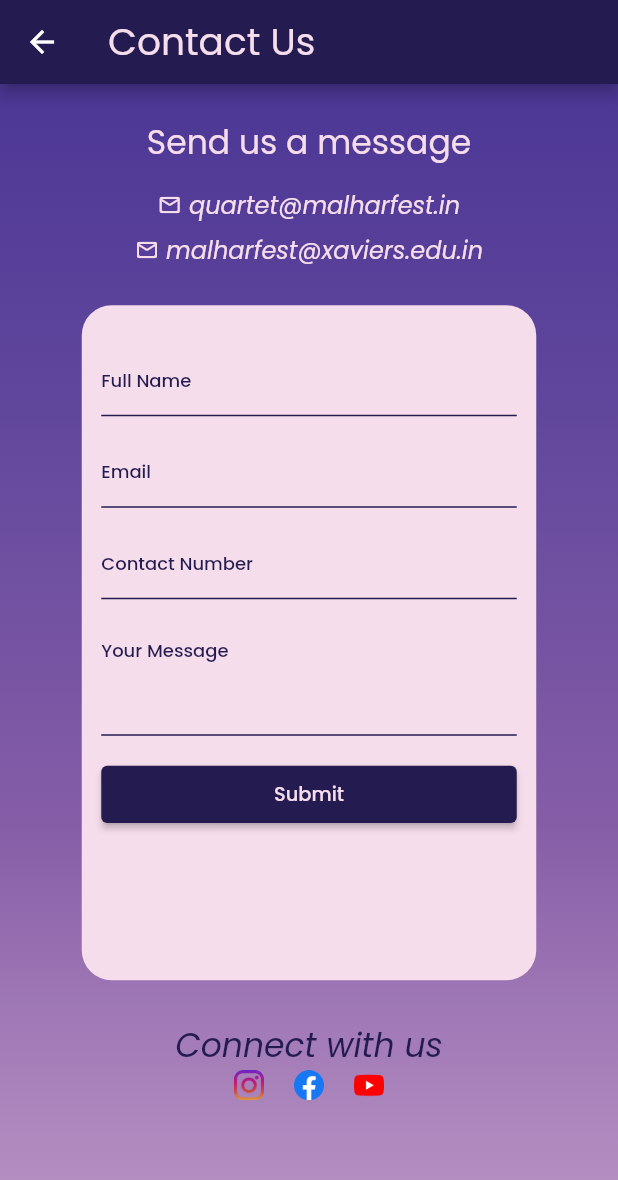
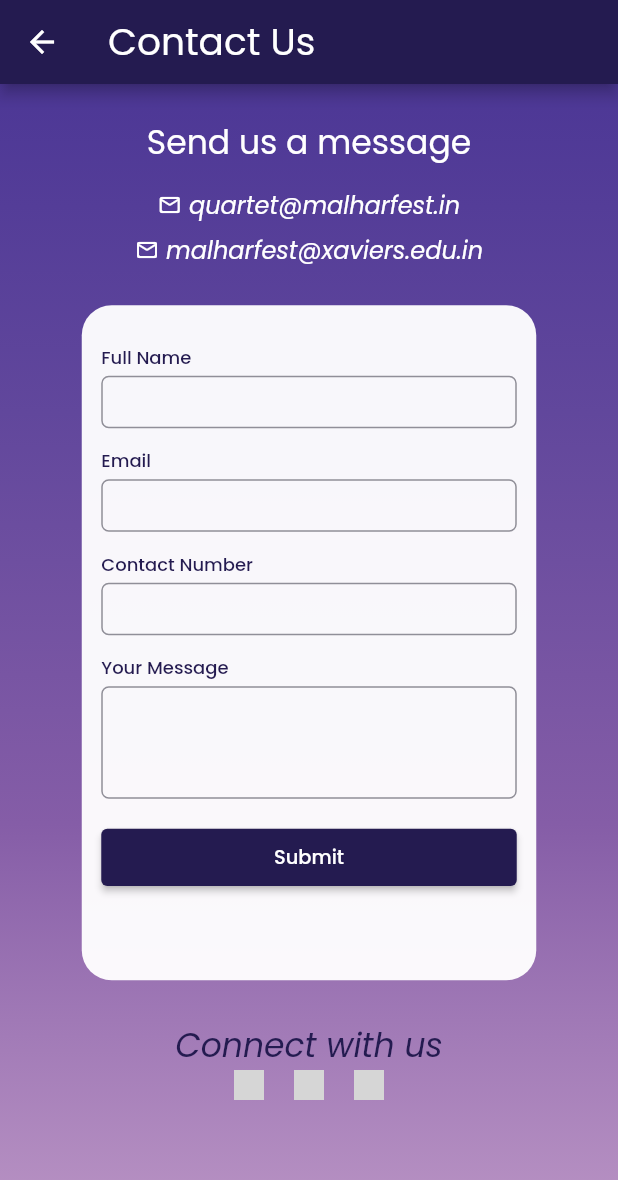
Before and after one commit to Aditi-Negii/malhar-app2023, a Flutter app: the Contact screen opened directly, on a phone screen of 412 x 824 dp. Shown: the top 1180 px of the screen. Run offline on Flutter 3.47's test engine with Material 2 defaults, Android fonts, the phone set to English and light mode, and no system bars; drawn by our look-alikes of flutter_advanced_drawer; our stand-ins replace email_validator, get, google_fonts; missing offline and left inert: flutter_inappwebview, gsheets; grey boxes are pictures that could not be loaded.

Commit message:
Updated Contact page UI

```diff
--- a/lib/pages/contact.dart
+++ b/lib/pages/contact.dart
@@ -6,7 +6,6 @@
 import 'package:malhar_2023/components/drawer_wrapper.dart';
 import '../credentials/credentials.dart';
 import 'package:google_fonts/google_fonts.dart';
-import 'package:font_awesome_flutter/font_awesome_flutter.dart';
 
 
 
@@ -53,7 +52,7 @@
                 textStyle : const TextStyle(
                             fontSize: 25.0,
                             fontWeight : FontWeight.w400,
-                            color: Color.fromRGBO(246, 221, 235, 1),
+                            color: Color.fromRGBO(255, 255, 255, 1),
 
 
                ) )),
@@ -95,7 +94,7 @@
                       style: GoogleFonts.poppins(
                         fontSize: 22.0,
                         fontWeight : FontWeight.w400,
-                        color: const Color.fromRGBO(246, 221, 235, 1),
+                        color: const Color.fromARGB(255, 255, 255, 255),
                       ),
                 ),
                 ]),
@@ -110,14 +109,14 @@
                   children: [
                     const Icon(Icons.mail_outline_rounded,
                     size: 16,
-                    color:  Color.fromRGBO(246, 221, 235, 1),),
+                    color:  Color.fromARGB(255, 255, 255, 255),),
 
                     Text(" quartet@malharfest.in",
                       style: GoogleFonts.poppins(
                         fontSize: 16.0,
                         fontWeight : FontWeight.w300,
                         fontStyle: FontStyle.italic,
-                        color: const Color.fromRGBO(246, 221, 235, 1),
+                        color: const Color.fromARGB(255, 255, 255, 255),
                       ),
                 ),
                   ],
@@ -131,14 +130,14 @@
                   children: [
                     const Icon(Icons.mail_outline_rounded,
                     size: 16,
-                    color:  Color.fromRGBO(246, 221, 235, 1),),
+                    color:  Color.fromARGB(255, 255, 255, 255),),
 
                     Text(" malharfest@xaviers.edu.in",
                       style: GoogleFonts.poppins(
                         fontSize: 16.0,
                         fontWeight : FontWeight.w300,
                         fontStyle: FontStyle.italic,
-                        color: const Color.fromRGBO(246, 221, 235, 1),
+                        color: const Color.fromARGB(255, 255, 255, 255),
                       ),
                 ),
                   ],
@@ -156,7 +155,7 @@
                       height: 450,
                       width: 303,
                       decoration: const BoxDecoration(
-                        color: Color.fromRGBO(246, 221, 235, 1),
+                        color: Color.fromARGB(244, 255, 255, 255),
                         borderRadius: BorderRadius.all(Radius.circular(20))
                       ),
                       child: Form(
@@ -164,32 +163,42 @@
                       child : Padding(
                         padding: const EdgeInsets.all(13),
                         child : Column(
+                          crossAxisAlignment: CrossAxisAlignment.start,
                         children: [
 
                           const SizedBox(height:13),
 
                           //Full Name
-                          TextFormField(
+                          Text("Full Name",
+                          style : GoogleFonts.poppins(
+                                  color: const Color.fromRGBO(36, 27, 80, 1),
+                                  fontSize: 12,
+                                  fontWeight: FontWeight.w500,)
+                          ),
+
+                          const SizedBox(height:3),
+
+                          SizedBox(
+                            height:35,
+                            child: TextFormField(
                              style : GoogleFonts.poppins(
-                                  color: Color.fromARGB(255, 7, 1, 41),
+                                  color: const Color.fromARGB(255, 7, 1, 41),
                                   fontSize: 13,
                                   fontWeight: FontWeight.w400,
                                 ),
+
                             cursorColor: const Color.fromRGBO(36, 27, 80, 1),
                             decoration: InputDecoration(
-                                hintText: 'Full Name',
-                                hintStyle: GoogleFonts.poppins(
-                                  color: const Color.fromRGBO(36, 27, 80, 1),
-                                  fontSize: 12,
-                                  fontWeight: FontWeight.w500,
+                                //contentPadding: const EdgeInsets.symmetric(vertical: 40),
+                                 enabledBorder: OutlineInputBorder(
+                                  borderSide:
+                                  const BorderSide( color: Color.fromARGB(255, 144, 143, 152),),
+                                  borderRadius: BorderRadius.circular(5.0),
                                 ),
-                                 enabledBorder: const UnderlineInputBorder(
-                                  borderSide: BorderSide(
-                                  color:  Color.fromRGBO(36, 27, 80, 1),),
-                                ),
-                                focusedBorder: const UnderlineInputBorder(
-                                  borderSide: BorderSide(
-                                  color:  Color.fromRGBO(36, 27, 80, 1),),
+                                focusedBorder: OutlineInputBorder(
+                                  borderSide:
+                                  const BorderSide( color: Color.fromARGB(255, 144, 143, 152),),
+                                  borderRadius: BorderRadius.circular(5.0),
                                 ),
                           ),
                           controller: name,
@@ -201,11 +210,23 @@
                           return null;
                         },
                           ),
+                        ),
 
                           const SizedBox(height:13),
 
                           //Email
-                          TextFormField(
+                           Text("Email",
+                          style : GoogleFonts.poppins(
+                                  color: const Color.fromRGBO(36, 27, 80, 1),
+                                  fontSize: 12,
+                                  fontWeight: FontWeight.w500,)
+                          ),
+
+                          const SizedBox(height:3),
+
+                          SizedBox(
+                            height:35,
+                            child : TextFormField(
                             cursorColor: const Color.fromRGBO(36, 27, 80, 1),
                             style : GoogleFonts.poppins(
                                   color: Color.fromARGB(255, 7, 1, 41),
@@ -213,19 +234,16 @@
                                   fontWeight: FontWeight.w400,
                                 ),
                             decoration: InputDecoration(
-                                hintText: 'Email',
-                                hintStyle: GoogleFonts.poppins(
-                                  color: const Color.fromRGBO(36, 27, 80, 1),
-                                  fontSize: 12,
-                                  fontWeight: FontWeight.w500,
+                                //contentPadding: const EdgeInsets.symmetric(vertical: 40),
+                                 enabledBorder: OutlineInputBorder(
+                                  borderSide:
+                                  const BorderSide( color: Color.fromARGB(255, 144, 143, 152),),
+                                  borderRadius: BorderRadius.circular(5.0),
                                 ),
-                                 enabledBorder: const UnderlineInputBorder(
-                                  borderSide: BorderSide(
-                                  color:  Color.fromRGBO(36, 27, 80, 1),),
-                                ),
-                                focusedBorder: const UnderlineInputBorder(
-                                  borderSide: BorderSide(
-                                  color:  Color.fromRGBO(36, 27, 80, 1),),
+                                focusedBorder: OutlineInputBorder(
+                                  borderSide:
+                                  const BorderSide( color: Color.fromARGB(255, 144, 143, 152),),
+                                  borderRadius: BorderRadius.circular(5.0),
                                 ),
                           ),
                           controller: email,
@@ -236,12 +254,23 @@
                           }
                           return null;
                         },
-                          ),
+                          ),),
 
                           const SizedBox(height:13),
 
                           //Contact Number
-                          TextFormField(
+                          Text("Contact Number",
+                          style : GoogleFonts.poppins(
+                                  color: const Color.fromRGBO(36, 27, 80, 1),
+                                  fontSize: 12,
+                                  fontWeight: FontWeight.w500,)
+                          ),
+
+                          const SizedBox(height:3),
+
+                          SizedBox(
+                            height:35,
+                            child :TextFormField(
                              style : GoogleFonts.poppins(
                                   color: Color.fromARGB(255, 7, 1, 41),
                                   fontSize: 13,
@@ -250,19 +279,16 @@
                             keyboardType: TextInputType.number,
                             cursorColor: const Color.fromRGBO(36, 27, 80, 1),
                             decoration: InputDecoration(
-                                hintText: 'Contact Number',
-                                hintStyle: GoogleFonts.poppins(
-                                  color: const Color.fromRGBO(36, 27, 80, 1),
-                                  fontSize: 12,
-                                  fontWeight: FontWeight.w500,
+                                //contentPadding: const EdgeInsets.symmetric(vertical: 40),
+                                 enabledBorder: OutlineInputBorder(
+                                  borderSide:
+                                  const BorderSide( color: Color.fromARGB(255, 144, 143, 152),),
+                                  borderRadius: BorderRadius.circular(5.0),
                                 ),
-                                 enabledBorder: const UnderlineInputBorder(
-                                  borderSide: BorderSide(
-                                  color:  Color.fromRGBO(36, 27, 80, 1),),
-                                ),
-                                focusedBorder: const UnderlineInputBorder(
-                                  borderSide: BorderSide(
-                                  color:  Color.fromRGBO(36, 27, 80, 1),),
+                                focusedBorder: OutlineInputBorder(
+                                  borderSide:
+                                  const BorderSide( color: Color.fromARGB(255, 144, 143, 152),),
+                                  borderRadius: BorderRadius.circular(5.0),
                                 ),
                           ),
                           controller: mobile,
@@ -275,12 +301,23 @@
                           }
                           return null;
                         },
-                          ),
+                          ),),
 
                           const SizedBox(height:13),
 
                           //Your Message
-                          TextFormField(
+                          Text("Your Message",
+                          style : GoogleFonts.poppins(
+                                  color: const Color.fromRGBO(36, 27, 80, 1),
+                                  fontSize: 12,
+                                  fontWeight: FontWeight.w500,)
+                          ),
+
+                          const SizedBox(height:3),
+
+                          SizedBox(
+                            height:75,
+                            child :TextFormField(
                              style : GoogleFonts.poppins(
                                   color: Color.fromARGB(255, 7, 1, 41),
                                   fontSize: 13,
@@ -289,19 +326,16 @@
                             maxLines: 3,
                             cursorColor: const Color.fromRGBO(36, 27, 80, 1),
                             decoration: InputDecoration(
-                                hintText: 'Your Message',
-                                hintStyle: GoogleFonts.poppins(
-                                  color: const Color.fromRGBO(36, 27, 80, 1),
-                                  fontSize: 12,
-                                  fontWeight: FontWeight.w500,
+                                //contentPadding: const EdgeInsets.symmetric(vertical: 40),
+                                 enabledBorder: OutlineInputBorder(
+                                  borderSide:
+                                  const BorderSide( color: Color.fromARGB(255, 144, 143, 152),),
+                                  borderRadius: BorderRadius.circular(5.0),
                                 ),
-                                 enabledBorder: const UnderlineInputBorder(
-                                  borderSide: BorderSide(
-                                  color:  Color.fromRGBO(36, 27, 80, 1),),
-                                ),
-                                focusedBorder: const UnderlineInputBorder(
-                                  borderSide: BorderSide(
-                                  color:  Color.fromRGBO(36, 27, 80, 1),),
+                                focusedBorder: OutlineInputBorder(
+                                  borderSide:
+                                  const BorderSide( color: Color.fromARGB(255, 144, 143, 152),),
+                                  borderRadius: BorderRadius.circular(5.0),
                                 ),
                           ),
                           controller: message,
@@ -312,7 +346,7 @@
                           }
                           return null;
                         },
-                          ),
+                          )),
 
                           const SizedBox(height:20),
 
@@ -354,7 +388,7 @@
                           style: GoogleFonts.poppins(
                             fontSize: 12.9495,
                             fontWeight : FontWeight.w500,
-                            color: const Color.fromRGBO(246, 221, 235, 1),
+                            color: const Color.fromARGB(255, 255, 255, 255),
 
 
                           ),))),
@@ -385,7 +419,7 @@
                 mainAxisAlignment: MainAxisAlignment.center,
                 children:  [
                 Container(
-                  child: Image.asset("assets/icons/instagram.png"),
+                  child: Image.asset("icons/instagram.png"),
                   height : 20,
                   width : 20
                 ),
@@ -393,7 +427,7 @@
                 SizedBox(width:20),
 
                 Container(
-                  child: Image.asset("assets/icons/facebook.png"),
+                  child: Image.asset("icons/facebook.png"),
                   height : 20,
                   width : 20
                 ),
@@ -401,7 +435,7 @@
                 SizedBox(width:20),
 
                 Container(
-                  child: Image.asset("assets/icons/youtube.png"),
+                  child: Image.asset("icons/youtube.png"),
                   height : 20,
                   width : 20
                 ),
```
